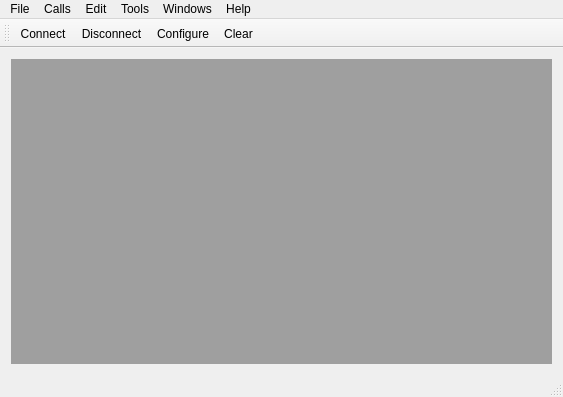
Before: the Qt Designer form src/mainwindow.ui in coolshou/qterminal, drawn with Qt 5.
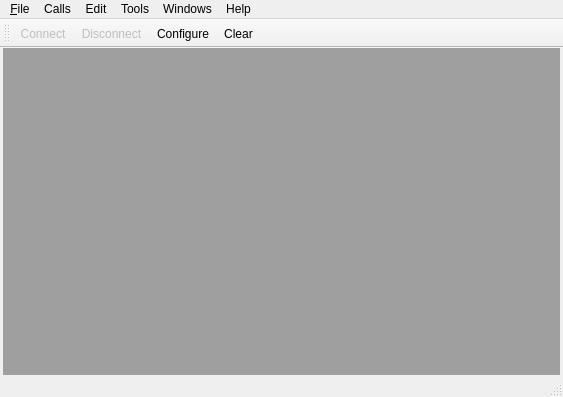
After: the same form once the commit is applied. Icons and pictures are not drawn.

```diff
--- a/src/mainwindow.ui
+++ b/src/mainwindow.ui
@@ -19,13 +19,37 @@
   </property>
   <widget class="QWidget" name="centralWidget">
    <layout class="QVBoxLayout" name="verticalLayout">
+    <property name="spacing">
+     <number>3</number>
+    </property>
+    <property name="leftMargin">
+     <number>3</number>
+    </property>
+    <property name="topMargin">
+     <number>0</number>
+    </property>
+    <property name="rightMargin">
+     <number>3</number>
+    </property>
+    <property name="bottomMargin">
+     <number>0</number>
+    </property>
     <item>
      <widget class="QMdiArea" name="mdiArea">
       <property name="frameShadow">
        <enum>QFrame::Sunken</enum>
       </property>
+      <property name="verticalScrollBarPolicy">
+       <enum>Qt::ScrollBarAsNeeded</enum>
+      </property>
+      <property name="horizontalScrollBarPolicy">
+       <enum>Qt::ScrollBarAsNeeded</enum>
+      </property>
       <property name="viewMode">
-       <enum>QMdiArea::SubWindowView</enum>
+       <enum>QMdiArea::TabbedView</enum>
+      </property>
+      <property name="documentMode">
+       <bool>false</bool>
       </property>
       <property name="tabsClosable">
        <bool>false</bool>
@@ -33,6 +57,9 @@
       <property name="tabsMovable">
        <bool>false</bool>
       </property>
+      <property name="tabShape">
+       <enum>QTabWidget::Triangular</enum>
+      </property>
      </widget>
     </item>
    </layout>
@@ -82,7 +109,7 @@
    </widget>
    <widget class="QMenu" name="menuFile">
     <property name="title">
-     <string>File</string>
+     <string>&amp;File</string>
     </property>
     <addaction name="actionNew"/>
     <addaction name="separator"/>
@@ -129,6 +156,9 @@
    </property>
   </action>
   <action name="actionConnect">
+   <property name="enabled">
+    <bool>false</bool>
+   </property>
    <property name="icon">
     <iconset resource="../qtvt.qrc">
      <normaloff>:/images/connect.png</normaloff>:/images/connect.png</iconset>
@@ -144,6 +174,9 @@
    </property>
   </action>
   <action name="actionDisconnect">
+   <property name="enabled">
+    <bool>false</bool>
+   </property>
    <property name="icon">
     <iconset resource="../qtvt.qrc">
      <normaloff>:/images/disconnect.png</normaloff>:/images/disconnect.png</iconset>
```
Left out of the diff: 41 changed lines with no effect on the pictures.
